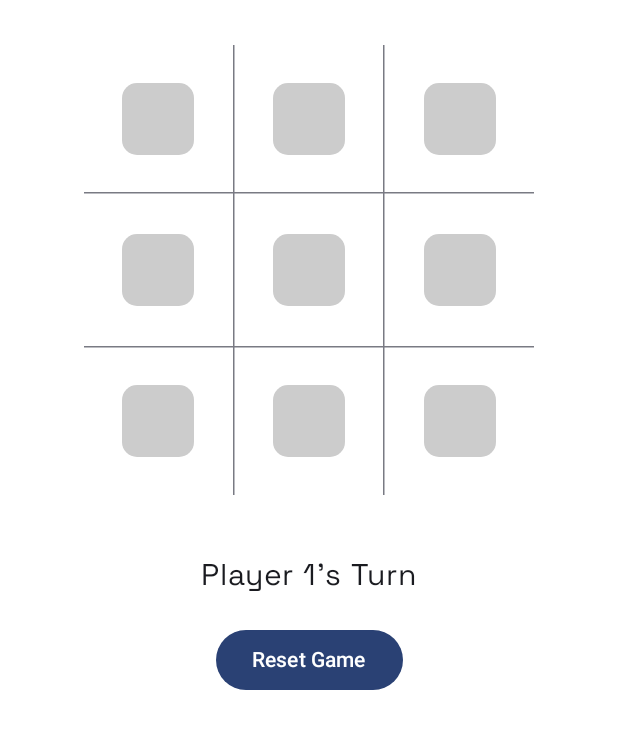
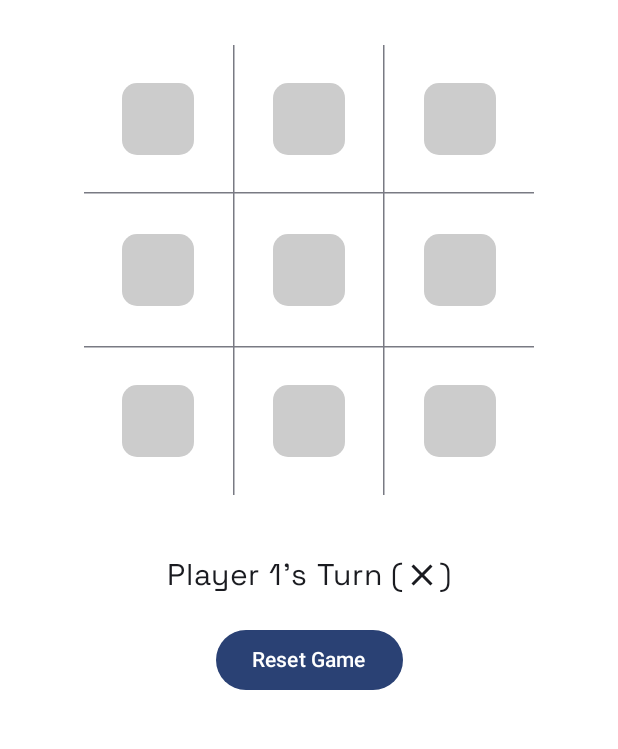
Before and after one commit to a-gud-boy/tictactoe, an Android app built with Jetpack Compose: the screen it shows after launch (MainActivity), on a phone screen of 412 x 824 dp, the part 96-845 px from its top. Run offline under Robolectric (Android 15) with nearby library versions, the phone set to English and light mode, and no system bars; our stand-ins replace constraintlayout-compose.

Commit message:
Added the display for which icon has its current turn

```diff
--- a/app/src/main/java/com/a_gud_boy/tictactoe/MainPage.kt
+++ b/app/src/main/java/com/a_gud_boy/tictactoe/MainPage.kt
@@ -5,6 +5,7 @@ import androidx.compose.foundation.background
 import androidx.compose.foundation.layout.Arrangement
 import androidx.compose.foundation.layout.Box
 import androidx.compose.foundation.layout.Column
+import androidx.compose.foundation.layout.Row
 import androidx.compose.foundation.layout.fillMaxSize
 import androidx.compose.foundation.layout.fillMaxWidth
 import androidx.compose.foundation.layout.height
@@ -1043,12 +1044,32 @@ fun TicTacToeGame() {
                         else
                             "Player 2's Turn"
 
-                    Text(
-                        text = turnDenotingText,
-                        style = MaterialTheme.typography.labelMedium,
-                        fontSize = 20.sp,
-                        modifier = Modifier.padding(20.dp)
-                    )
+                    Row(
+                        modifier = Modifier.padding(20.dp), verticalAlignment = Alignment.CenterVertically
+                    ) {
+                        Text(
+                            text = "$turnDenotingText (",
+                            style = MaterialTheme.typography.labelMedium,
+                            fontSize = 20.sp
+                        )
+                        if (turnDenotingText == "Player 1's Turn" || turnDenotingText == "Player 1 Won")
+                            Icon(
+                                Icons.Default.Close,
+                                contentDescription = "Turn Denoting Icon"
+                            )
+                        else
+                            Icon(
+                                painterResource(R.drawable.player_2),
+                                contentDescription = "Turn Denoting Icon"
+                            )
+                        Text(
+                            text = ")",
+                            style = MaterialTheme.typography.labelMedium,
+                            fontSize = 20.sp
+                        )
+                    }
+
+
 
                     Button(onClick = {
                         player1Moves = mutableListOf()
```
